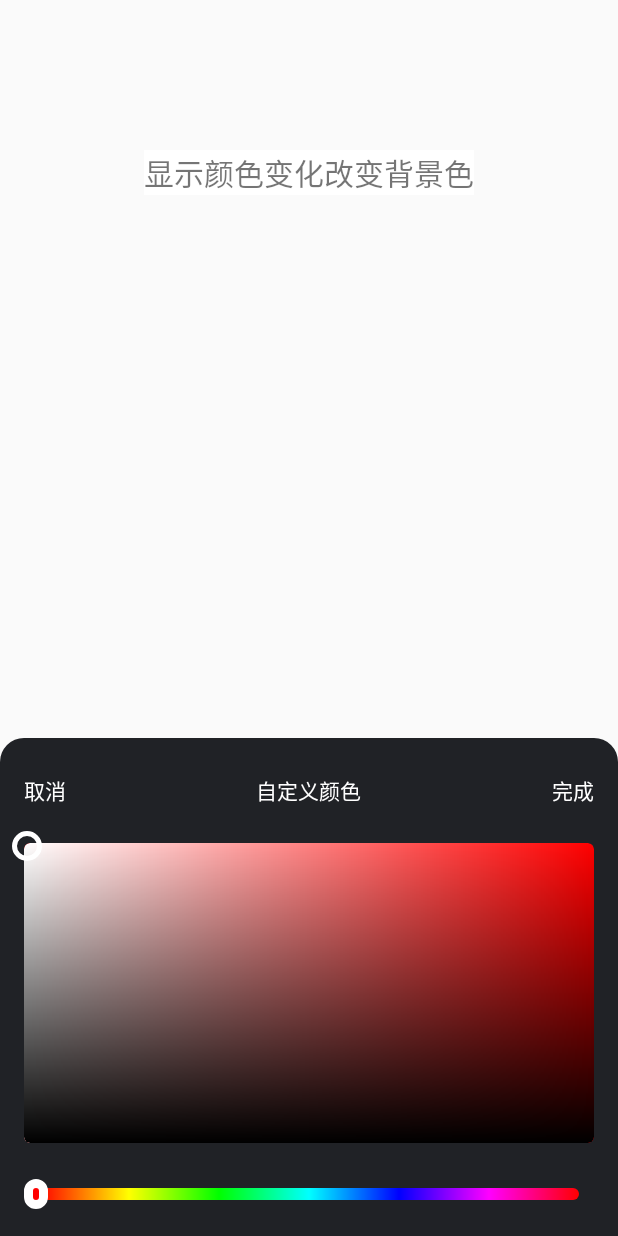
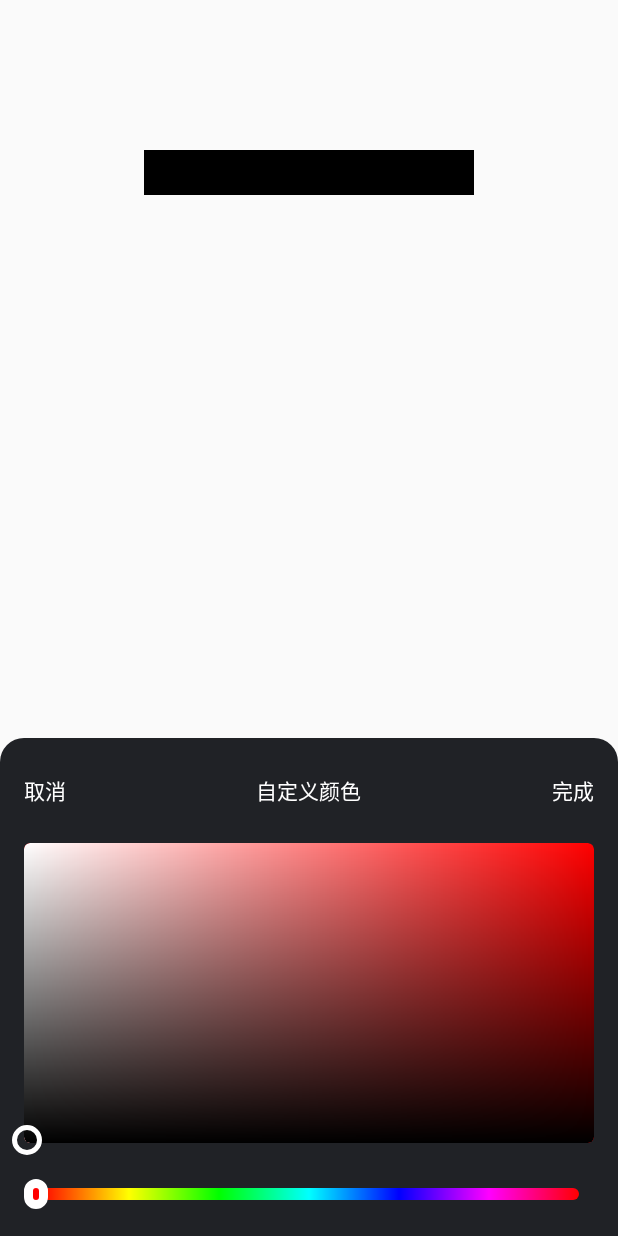
Before and after one commit to fang852049105/KotlinDemo, an Android app: the TestActivity screen opened directly, with no data from a screen before it, after a tap on "显示颜色变化改变背景色", on a phone screen of 412 x 824 dp. Run offline under Robolectric (Android 15) with nearby library versions, the phone set to English and light mode, and no system bars; our stand-ins replace CircleImageView, RxJava; libraries missing offline, so code that uses them is left out: com.orhanobut.logger, com.squareup.leakcanary, com.tencent.bugly, pub.devrel.easypermissions; network calls fail; Roboto replaces fonts that are not available here.

Commit message:
feat：优化

```diff
--- a/app/src/main/java/com/hazz/kotlinmvp/ui/activity/TestActivity.kt
+++ b/app/src/main/java/com/hazz/kotlinmvp/ui/activity/TestActivity.kt
@@ -18,7 +18,9 @@ class TestActivity : BaseActivity() {
 
   private var colorPickerFragment: ColorPickerFragment?= null
   //private var currentColorId = -16711936
-  private var currentColorId = -1
+  //private var currentColorId = -16777216
+  private var currentColorId = -16777216
+
 
   override fun layoutId(): Int {
     return R.layout.activity_test
@@ -36,7 +38,13 @@ class TestActivity : BaseActivity() {
         it.show(supportFragmentManager, "colorPicker")
       } ?: ColorPickerFragment().let {
         colorPickerFragment = it
-        it.mOnColorChangeListener = OnColorChangeListener { color ->
+        it.mOnColorChangeListener = OnColorChangeListener { color,isEnd ->
+          if (!isEnd) {
+            return@OnColorChangeListener
+          }
+          if (currentColorId == color) {
+            return@OnColorChangeListener
+          }
           tv_show.setBackgroundColor(color)
           currentColorId = color
           Log.e("fxq", "color = $color")
--- a/lib-widget/src/main/java/com/fxq/lib/widget/colorpicker/OnColorChangeListener.java
+++ b/lib-widget/src/main/java/com/fxq/lib/widget/colorpicker/OnColorChangeListener.java
@@ -1,5 +1,5 @@
 package com.fxq.lib.widget.colorpicker;
 
 public interface OnColorChangeListener {
-    void colorChanged(int color);
+    void colorChanged(int color, boolean isEnd);
 }
```
Also changed, not shown: app/src/main/java/com/fxq/kotlin/mvvm/ui/fragment/ColorPickerFragment.kt (+1 -7 lines), lib-widget/src/main/java/com/fxq/lib/widget/colorpicker/ColorPicker.kt (+17 -6 lines).
